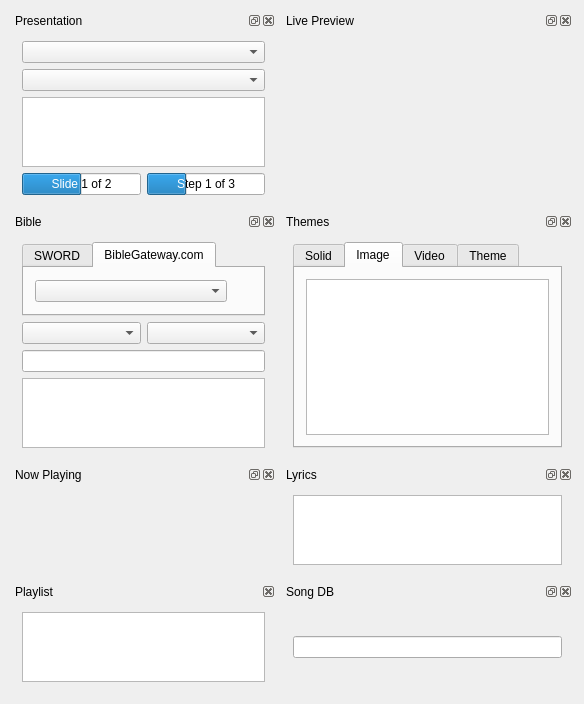
amalon/kworship, file kworship/kworshipview_base.ui: the form before one commit.
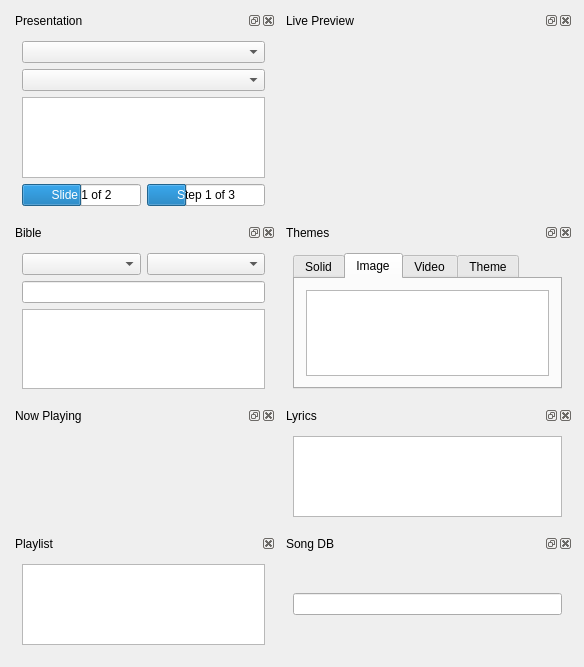
The form after the commit. The open tabs and pages were chosen to show the change.

Commit message: Basic multi-bible-manager gui (removed bible access temporarily)

```diff
--- a/kworship/kworshipview_base.ui
+++ b/kworship/kworshipview_base.ui
@@ -172,48 +172,7 @@
         <layout class="QHBoxLayout" name="layoutBibleToolBar" />
        </item>
        <item>
-        <widget class="QTabWidget" name="tabWidget_2" >
-         <property name="currentIndex" >
-          <number>0</number>
-         </property>
-         <widget class="QWidget" name="tab" >
-          <attribute name="title" >
-           <string>SWORD</string>
-          </attribute>
-          <layout class="QVBoxLayout" name="verticalLayout_2" >
-           <item>
-            <widget class="QComboBox" name="comboSwordBibles" />
-           </item>
-          </layout>
-         </widget>
-         <widget class="QWidget" name="tab_2" >
-          <attribute name="title" >
-           <string>BibleGateway.com</string>
-          </attribute>
-          <layout class="QHBoxLayout" name="horizontalLayout_10" >
-           <item>
-            <widget class="QComboBox" name="comboBiblesBiblegateway" >
-             <property name="sizePolicy" >
-              <sizepolicy vsizetype="Fixed" hsizetype="Preferred" >
-               <horstretch>10</horstretch>
-               <verstretch>0</verstretch>
-              </sizepolicy>
-             </property>
-            </widget>
-           </item>
-           <item>
-            <widget class="QWidget" native="1" name="layoutBibleGatewayToolBar" >
-             <property name="sizePolicy" >
-              <sizepolicy vsizetype="Preferred" hsizetype="Preferred" >
-               <horstretch>1</horstretch>
-               <verstretch>0</verstretch>
-              </sizepolicy>
-             </property>
-            </widget>
-           </item>
-          </layout>
-         </widget>
-        </widget>
+        <layout class="QVBoxLayout" name="layoutBibleTabs" />
        </item>
        <item>
         <layout class="QHBoxLayout" name="horizontalLayout_9" >
```
Left out of the diff: 7 changed lines with no effect on the pictures. The commit also changes 12 other files.
